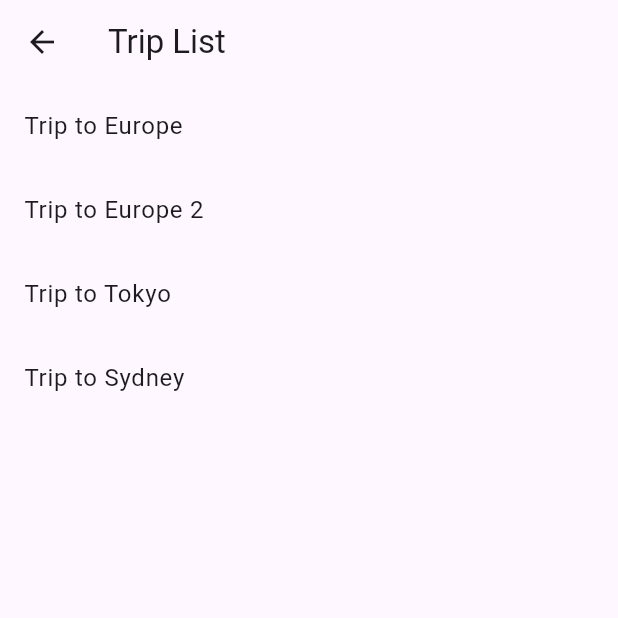
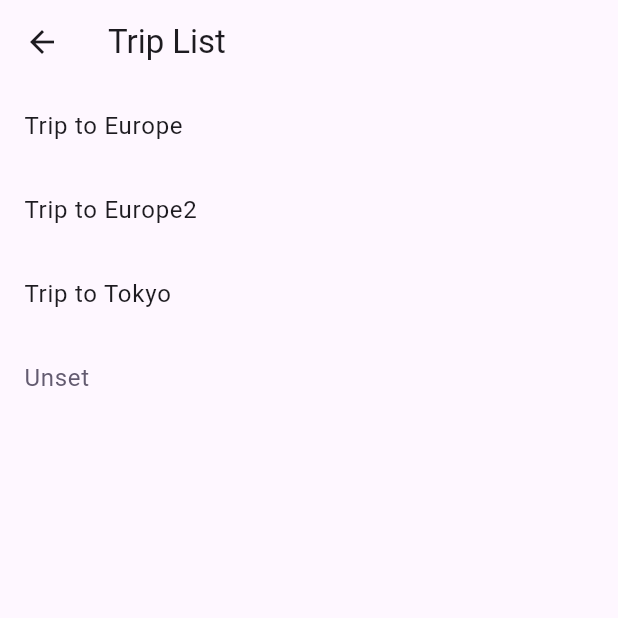
Before and after one commit to DiceNameIsMy/vut-itu, a Flutter app: the TripListScreen screen opened by its route, on a phone screen of 412 x 824 dp, the top half of it. Run offline on Flutter 3.47's test engine with Material 3 defaults, Android fonts, the phone set to English and light mode, and no system bars; our stand-ins replace flutter_map, go_router, latlong2; missing offline and left inert: flutter_map_cancellable_tile_provider.

Commit message:
Add trip viewmodel

```diff
--- /dev/null
+++ b/lib/trip/trip_viewmodel.dart
@@ -0,0 +1,18 @@
+import 'package:flutter/material.dart';
+
+class TripViewmodel extends ChangeNotifier {
+  TripViewmodel({required this.id, String? title}) : _title = title;
+
+  final String id;
+
+  String? _title;
+
+  String? get title => _title;
+
+  set title(String? newTitle) {
+    if (_title != newTitle) {
+      _title = newTitle;
+      notifyListeners();
+    }
+  }
+}
--- a/lib/trip_planning/trip_list_screen.dart
+++ b/lib/trip_planning/trip_list_screen.dart
@@ -1,12 +1,22 @@
 import 'package:flutter/material.dart';
 import 'package:go_router/go_router.dart';
+import 'package:uuid/uuid.dart';
+import 'package:vut_itu/trip/trip_viewmodel.dart';
 
 class TripListScreen extends StatelessWidget {
-  final List<String> trips = [
+  TripListScreen({super.key});
+
+  final List<String> tripTitles = [
     'Trip to Europe',
     'Trip to Europe 2',
     'Trip to Tokyo',
     'Trip to Sydney',
+  ];
+  final List<TripViewmodel> trips = [
+    TripViewmodel(id: Uuid().v7(), title: 'Trip to Europe'),
+    TripViewmodel(id: Uuid().v7(), title: 'Trip to Europe2'),
+    TripViewmodel(id: Uuid().v7(), title: 'Trip to Tokyo'),
+    TripViewmodel(id: Uuid().v7(), title: null),
   ];
 
   @override
@@ -16,10 +26,19 @@ class TripListScreen extends StatelessWidget {
         title: Text('Trip List'),
       ),
       body: ListView.builder(
-        itemCount: trips.length,
+        itemCount: tripTitles.length,
         itemBuilder: (context, index) {
+          var trip = trips[index];
+          var titleColor = trip.title != null
+              ? Theme.of(context).textTheme.bodyMedium?.color
+              : Theme.of(context).colorScheme.secondary;
           return ListTile(
-            title: Text(trips[index]),
+            title: Text(
+              trip.title ?? "Unset",
+              style: TextStyle(
+                color: titleColor,
+              ),
+            ),
             onTap: () {
               context.go('/trips/123');
             },
```
